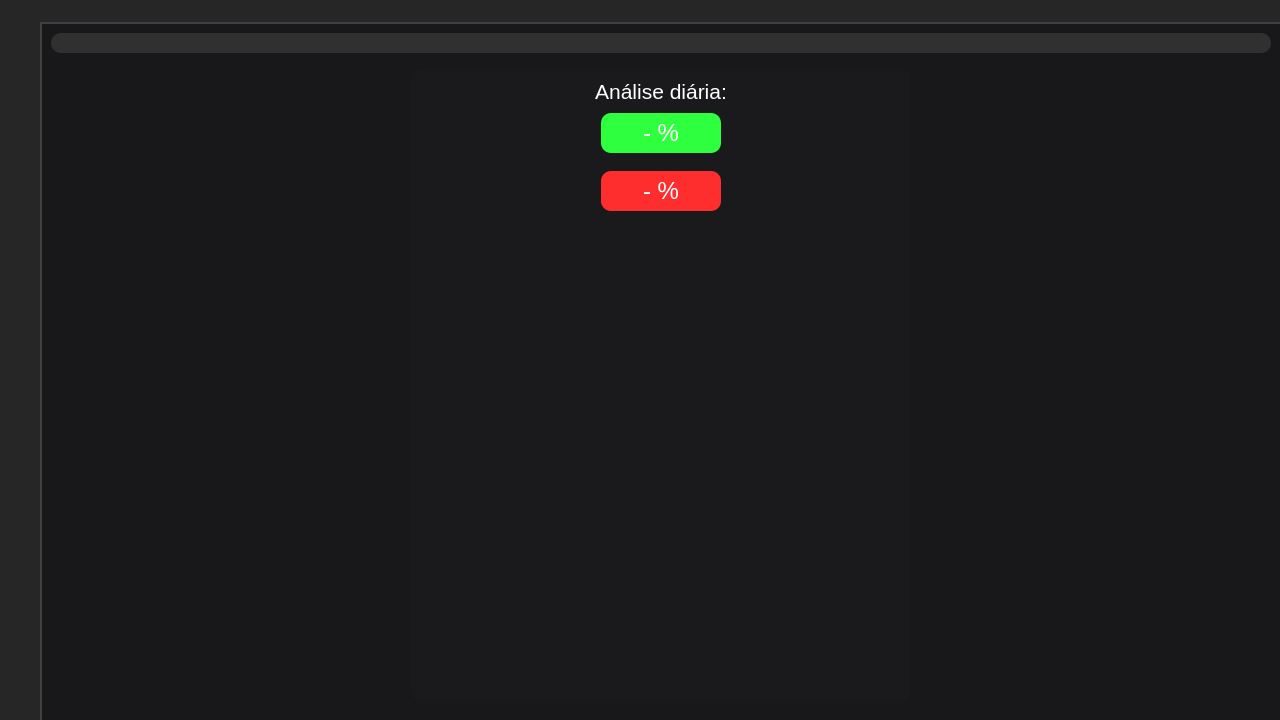
The window that UI/UI_base.ui (VictorGorgal/ErgonomicChair) describes before a commit, drawn with Qt 5.
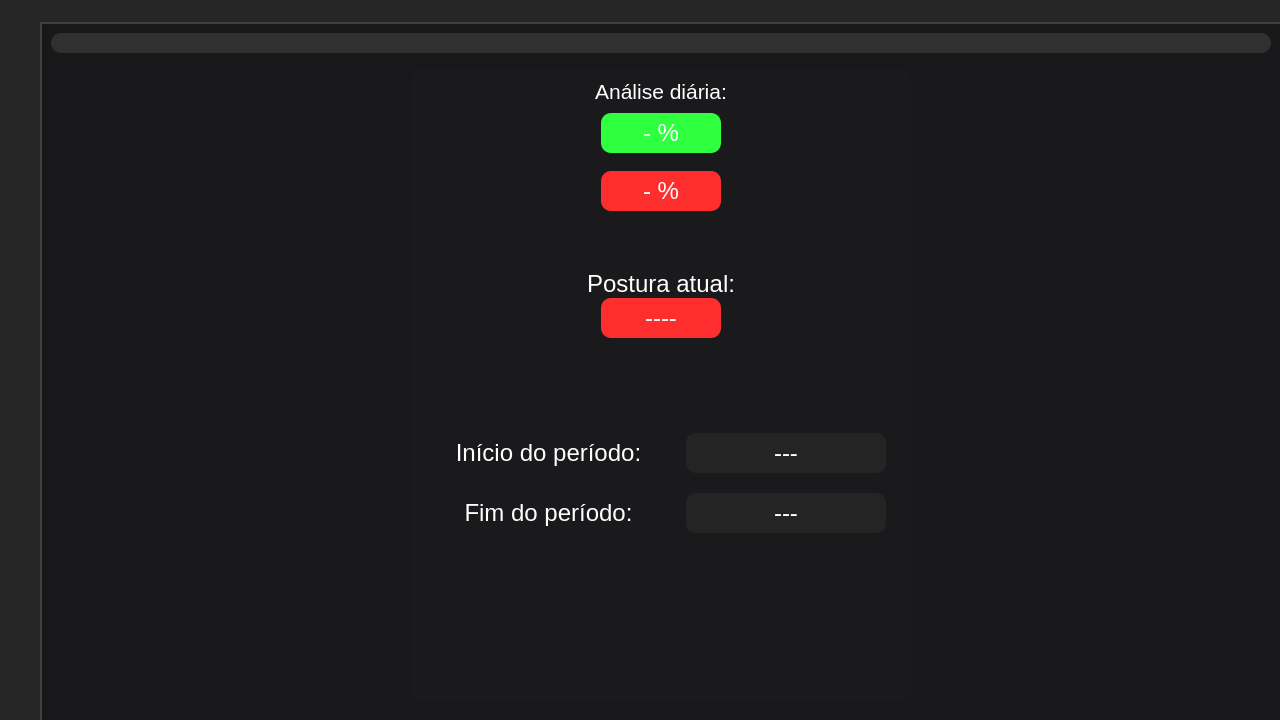
The same window after the commit. Icons and pictures are not drawn.

What changed in the file:
```diff
--- a/UI/UI_base.ui
+++ b/UI/UI_base.ui
@@ -891,6 +891,245 @@
                       </layout>
                      </widget>
                     </item>
+                    <item>
+                     <spacer name="verticalSpacer_4">
+                      <property name="orientation">
+                       <enum>Qt::Vertical</enum>
+                      </property>
+                      <property name="sizeType">
+                       <enum>QSizePolicy::Fixed</enum>
+                      </property>
+                      <property name="sizeHint" stdset="0">
+                       <size>
+                        <width>20</width>
+                        <height>50</height>
+                       </size>
+                      </property>
+                     </spacer>
+                    </item>
+                    <item>
+                     <widget class="QLabel" name="label_4">
+                      <property name="font">
+                       <font>
+                        <family>Arial</family>
+                        <pointsize>18</pointsize>
+                       </font>
+                      </property>
+                      <property name="styleSheet">
+                       <string notr="true">color: rgb(255, 255, 255);</string>
+                      </property>
+                      <property name="text">
+                       <string>Postura atual:</string>
+                      </property>
+                      <property name="alignment">
+                       <set>Qt::AlignCenter</set>
+                      </property>
+                     </widget>
+                    </item>
+                    <item>
+                     <layout class="QHBoxLayout" name="horizontalLayout_9">
+                      <property name="topMargin">
+                       <number>0</number>
+                      </property>
+                      <item>
+                       <spacer name="horizontalSpacer_8">
+                        <property name="orientation">
+                         <enum>Qt::Horizontal</enum>
+                        </property>
+                        <property name="sizeHint" stdset="0">
+                         <size>
+                          <width>40</width>
+                          <height>20</height>
+                         </size>
+                        </property>
+                       </spacer>
+                      </item>
+                      <item>
+                       <widget class="QLabel" name="real_time">
+                        <property name="minimumSize">
+                         <size>
+                          <width>120</width>
+                          <height>40</height>
+                         </size>
+                        </property>
+                        <property name="font">
+                         <font>
+                          <family>Arial</family>
+                          <pointsize>18</pointsize>
+                         </font>
+                        </property>
+                        <property name="styleSheet">
+                         <string notr="true">color: rgb(255, 255, 255);
+background-color: rgb(255, 46, 46);
+border-radius: 10px;</string>
+                        </property>
+                        <property name="text">
+                         <string>----</string>
+                        </property>
+                        <property name="alignment">
+                         <set>Qt::AlignCenter</set>
+                        </property>
+                        <property name="margin">
+                         <number>8</number>
+                        </property>
+                       </widget>
+                      </item>
+                      <item>
+                       <spacer name="horizontalSpacer_7">
+                        <property name="orientation">
+                         <enum>Qt::Horizontal</enum>
+                        </property>
+                        <property name="sizeHint" stdset="0">
+                         <size>
+                          <width>40</width>
+                          <height>20</height>
+                         </size>
+                        </property>
+                       </spacer>
+                      </item>
+                     </layout>
+                    </item>
+                    <item>
+                     <spacer name="verticalSpacer_5">
+                      <property name="orientation">
+                       <enum>Qt::Vertical</enum>
+                      </property>
+                      <property name="sizeType">
+                       <enum>QSizePolicy::Fixed</enum>
+                      </property>
+                      <property name="sizeHint" stdset="0">
+                       <size>
+                        <width>20</width>
+                        <height>75</height>
+                       </size>
+                      </property>
+                     </spacer>
+                    </item>
+                    <item>
+                     <layout class="QHBoxLayout" name="horizontalLayout_10">
+                      <property name="topMargin">
+                       <number>20</number>
+                      </property>
+                      <property name="rightMargin">
+                       <number>25</number>
+                      </property>
+                      <item>
+                       <widget class="QLabel" name="label_5">
+                        <property name="font">
+                         <font>
+                          <family>Arial</family>
+                          <pointsize>18</pointsize>
+                         </font>
+                        </property>
+                        <property name="styleSheet">
+                         <string notr="true">color: rgb(255, 255, 255);</string>
+                        </property>
+                        <property name="text">
+                         <string>Início do período:</string>
+                        </property>
+                        <property name="alignment">
+                         <set>Qt::AlignCenter</set>
+                        </property>
+                       </widget>
+                      </item>
+                      <item>
+                       <widget class="QLabel" name="start_label">
+                        <property name="minimumSize">
+                         <size>
+                          <width>200</width>
+                          <height>40</height>
+                         </size>
+                        </property>
+                        <property name="maximumSize">
+                         <size>
+                          <width>200</width>
+                          <height>40</height>
+                         </size>
+                        </property>
+                        <property name="font">
+                         <font>
+                          <family>Arial</family>
+                          <pointsize>18</pointsize>
+                         </font>
+                        </property>
+                        <property name="styleSheet">
+                         <string notr="true">color: rgb(255, 255, 255);
+background-color: rgb(36, 36, 36);
+border-radius: 10px;</string>
+                        </property>
+                        <property name="text">
+                         <string>---</string>
+                        </property>
+                        <property name="alignment">
+                         <set>Qt::AlignCenter</set>
+                        </property>
+                       </widget>
+                      </item>
+                     </layout>
+                    </item>
+                    <item>
+                     <layout class="QHBoxLayout" name="horizontalLayout_11">
+                      <property name="topMargin">
+                       <number>20</number>
+                      </property>
+                      <property name="rightMargin">
+                       <number>25</number>
+                      </property>
+                      <item>
+                       <widget class="QLabel" name="label_7">
+                        <property name="font">
+                         <font>
+                          <family>Arial</family>
+                          <pointsize>18</pointsize>
+                         </font>
+                        </property>
+                        <property name="styleSheet">
+                         <string notr="true">color: rgb(255, 255, 255);
+</string>
+                        </property>
+                        <property name="text">
+                         <string>Fim do período:</string>
+                        </property>
+                        <property name="alignment">
+                         <set>Qt::AlignCenter</set>
+                        </property>
+                       </widget>
+                      </item>
+                      <item>
+                       <widget class="QLabel" name="end_label">
+                        <property name="minimumSize">
+                         <size>
+                          <width>200</width>
+                          <height>40</height>
+                         </size>
+                        </property>
+                        <property name="maximumSize">
+                         <size>
+                          <width>200</width>
+                          <height>40</height>
+                         </size>
+                        </property>
+                        <property name="font">
+                         <font>
+                          <family>Arial</family>
+                          <pointsize>18</pointsize>
+                         </font>
+                        </property>
+                        <property name="styleSheet">
+                         <string notr="true">color: rgb(255, 255, 255);
+background-color: rgb(36, 36, 36);
+border-radius: 10px;</string>
+                        </property>
+                        <property name="text">
+                         <string>---</string>
+                        </property>
+                        <property name="alignment">
+                         <set>Qt::AlignCenter</set>
+                        </property>
+                       </widget>
+                      </item>
+                     </layout>
+                    </item>
                     <item>
                      <spacer name="verticalSpacer_2">
                       <property name="orientation">
```
